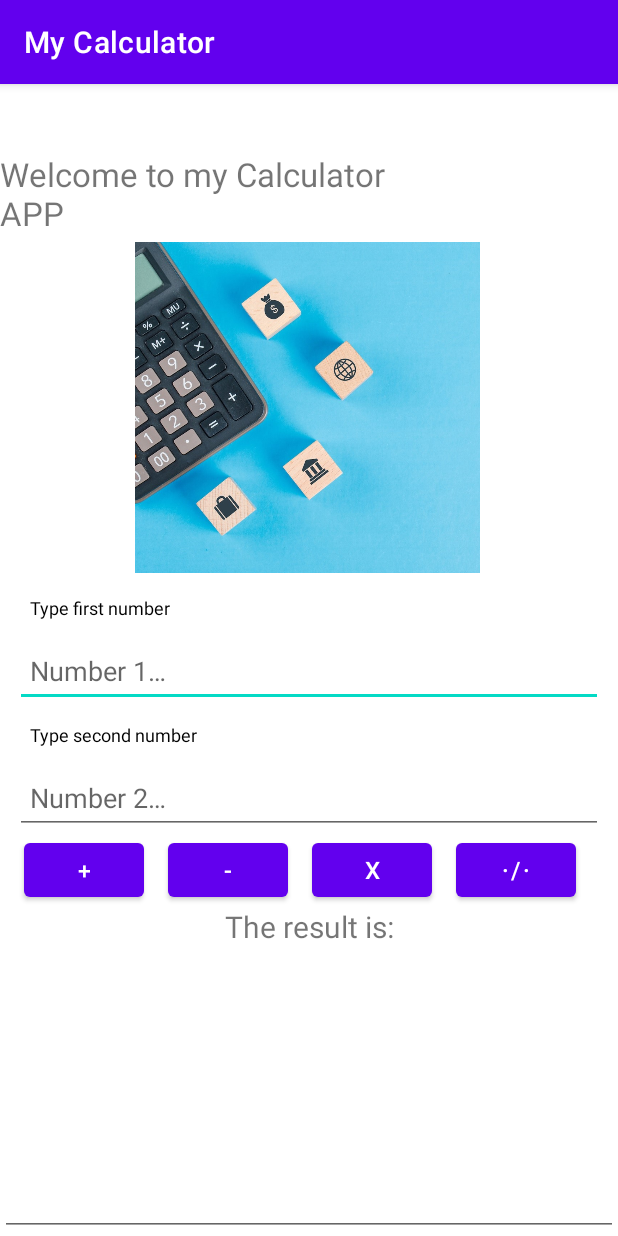
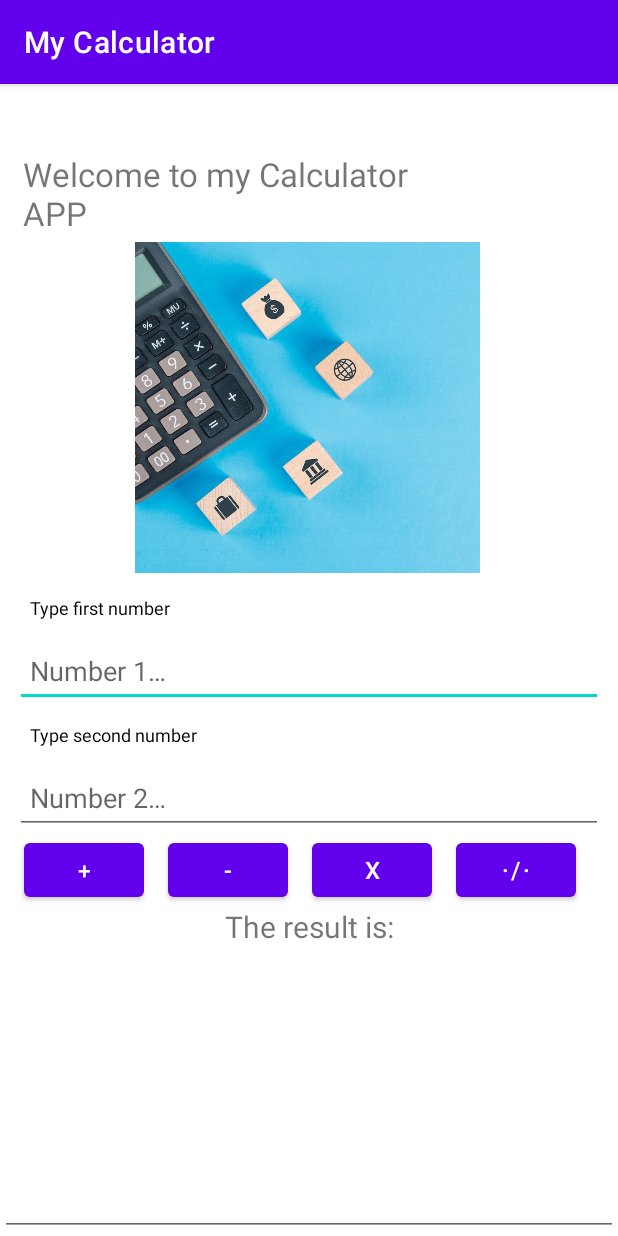
Before and after one commit to martoKZER/Practica1_PDMD_Calculadora, an Android app: the screen it shows after launch (MainActivity), on a phone screen of 412 x 824 dp. Run offline under Robolectric (Android 15) with nearby library versions, the phone set to English and light mode, and no system bars; our stand-ins replace data binding.

Commit message:
Terminado, git no me ralles

```diff
--- a/app/src/main/res/layout/activity_main.xml
+++ b/app/src/main/res/layout/activity_main.xml
@@ -20,6 +20,7 @@
                 android:layout_width="300dp"
                 android:layout_height="wrap_content"
                 android:layout_marginTop="45dp"
+                android:layout_marginStart="15dp"
                 android:text="@string/welcome"
                 android:textSize="22sp" />
 
```
